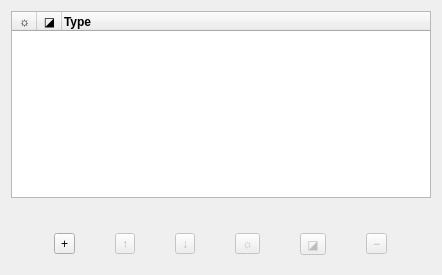
wagenadl/photohoard, file src/dlg/LayerDialog.ui: the form before one commit.
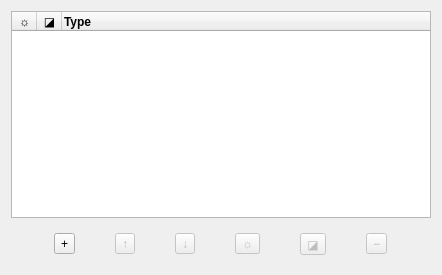
The form after the commit.

Commit message: Sliders for layers now in Layers dialog

Patch:
```diff
--- a/src/dlg/LayerDialog.ui
+++ b/src/dlg/LayerDialog.ui
@@ -102,19 +102,6 @@
      </column>
     </widget>
    </item>
-   <item>
-    <spacer name="verticalSpacer">
-     <property name="orientation">
-      <enum>Qt::Vertical</enum>
-     </property>
-     <property name="sizeHint" stdset="0">
-      <size>
-       <width>20</width>
-       <height>24</height>
-      </size>
-     </property>
-    </spacer>
-   </item>
    <item>
     <widget class="QWidget" name="widget" native="true">
      <layout class="QHBoxLayout" name="horizontalLayout">
```
The commit also changes 9 other files.
